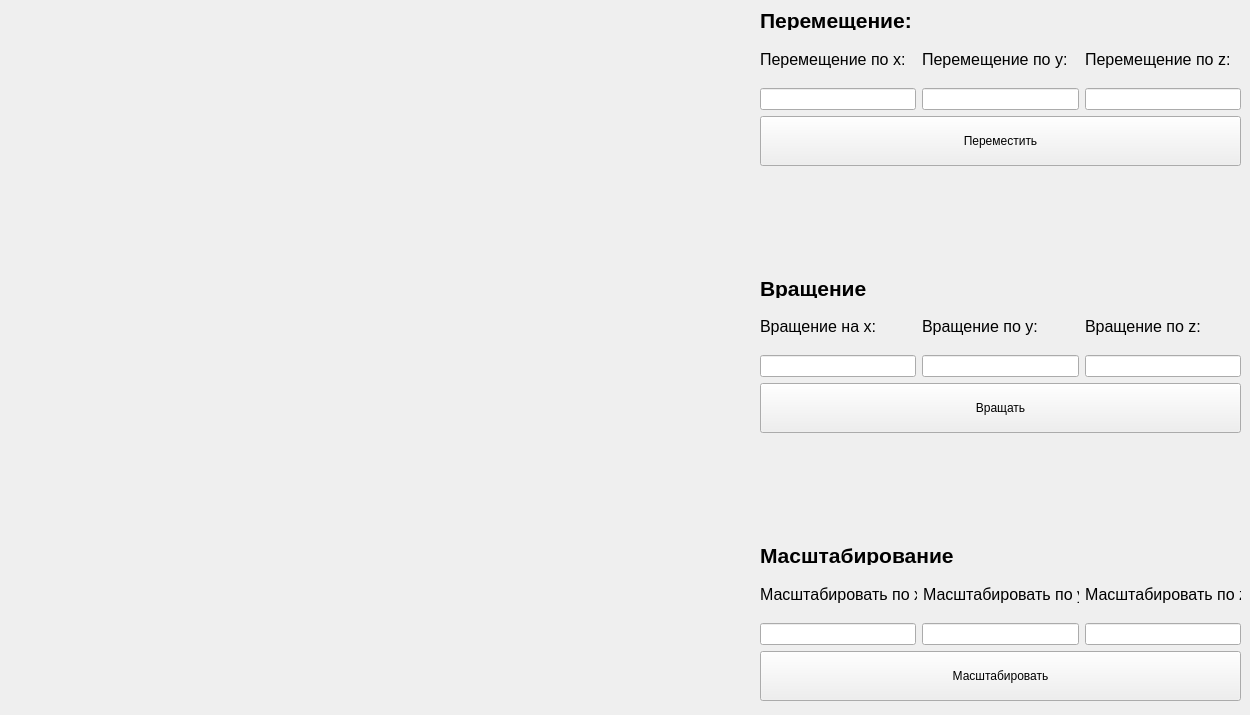
Old version of the form lab_01/src/main_window.ui in the repository jur4ikoff/bmstu-oop.
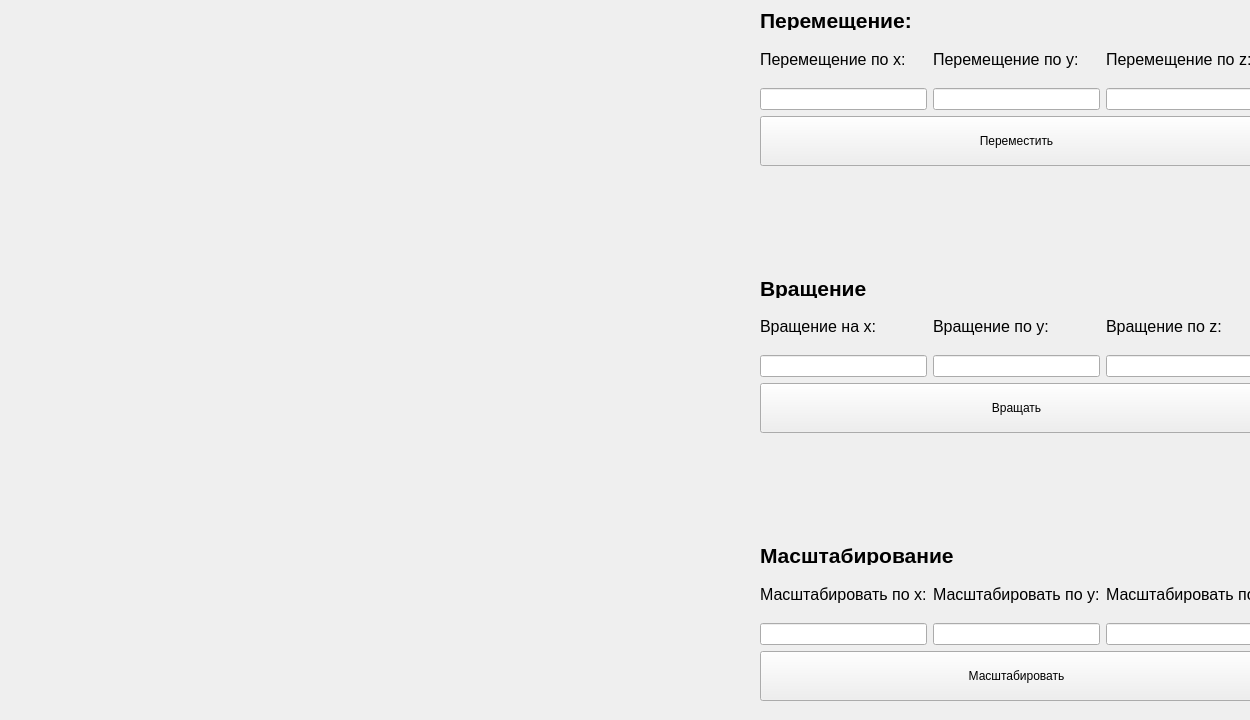
New version of the form.

Diff of the .ui file:
```diff
--- a/lab_01/src/main_window.ui
+++ b/lab_01/src/main_window.ui
@@ -7,7 +7,7 @@
     <x>0</x>
     <y>0</y>
     <width>1250</width>
-    <height>715</height>
+    <height>720</height>
    </rect>
   </property>
   <property name="windowTitle">
@@ -19,7 +19,7 @@
      <rect>
       <x>760</x>
       <y>10</y>
-      <width>481</width>
+      <width>513</width>
       <height>691</height>
      </rect>
     </property>
@@ -35,7 +35,6 @@
        <property name="font">
         <font>
          <pointsize>16</pointsize>
-         <weight>75</weight>
          <bold>true</bold>
         </font>
        </property>
@@ -145,7 +144,6 @@
        <property name="font">
         <font>
          <pointsize>5</pointsize>
-         <weight>75</weight>
          <bold>true</bold>
         </font>
        </property>
@@ -165,7 +163,6 @@
        <property name="font">
         <font>
          <pointsize>16</pointsize>
-         <weight>75</weight>
          <bold>true</bold>
         </font>
        </property>
@@ -275,7 +272,6 @@
        <property name="font">
         <font>
          <pointsize>5</pointsize>
-         <weight>75</weight>
          <bold>true</bold>
         </font>
        </property>
@@ -295,7 +291,6 @@
        <property name="font">
         <font>
          <pointsize>16</pointsize>
-         <weight>75</weight>
          <bold>true</bold>
         </font>
        </property>
```
